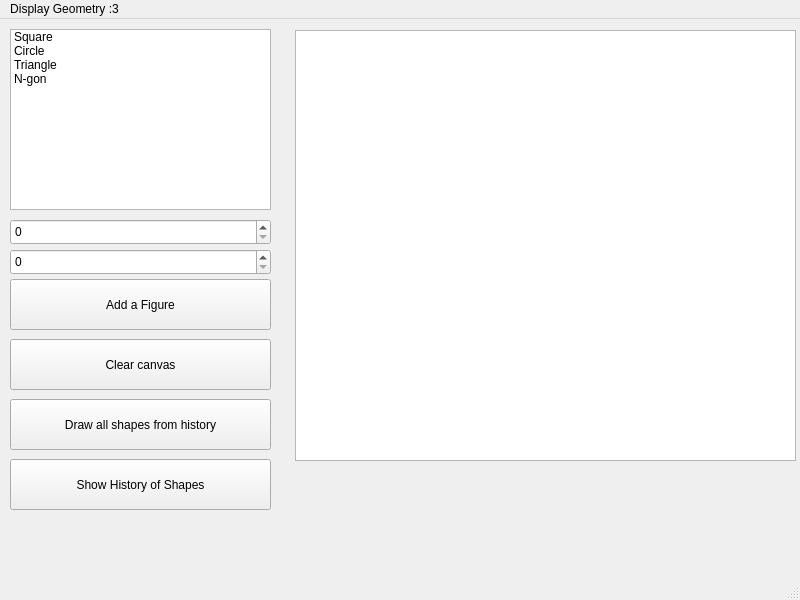
First picture: the form in mainwindow.ui, repository ThisIsTheCarm1ne/Display-2D-geometry, before the edit.
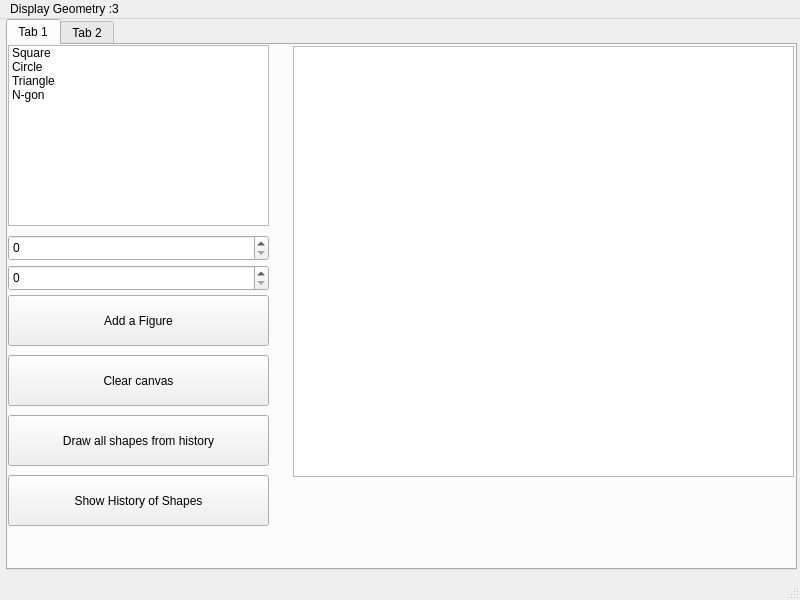
Second picture: the form after the edit. The open tabs and pages were chosen to show the change.

Commit message: Fixing lost work due to me being bad at git bleh

```diff
--- a/mainwindow.ui
+++ b/mainwindow.ui
@@ -14,11 +14,27 @@
    <string>MainWindow</string>
   </property>
   <widget class="QWidget" name="centralwidget">
+   <widget class="QTabWidget" name="tabWidget">
+    <property name="geometry">
+     <rect>
+      <x>6</x>
+      <y>0</y>
+      <width>791</width>
+      <height>551</height>
+     </rect>
+    </property>
+    <property name="currentIndex">
+     <number>1</number>
+    </property>
+    <widget class="QWidget" name="tab">
+     <attribute name="title">
+      <string>Tab 1</string>
+     </attribute>
    <widget class="QPushButton" name="addAShape">
     <property name="geometry">
      <rect>
-      <x>10</x>
-      <y>260</y>
+        <x>0</x>
+        <y>250</y>
       <width>261</width>
       <height>51</height>
      </rect>
@@ -27,11 +43,21 @@
      <string>Add a Figure</string>
     </property>
    </widget>
+     <widget class="QSpinBox" name="size">
+      <property name="geometry">
+       <rect>
+        <x>0</x>
+        <y>190</y>
+        <width>261</width>
+        <height>26</height>
+       </rect>
+      </property>
+     </widget>
    <widget class="QListWidget" name="listOfShapes">
     <property name="geometry">
      <rect>
-      <x>10</x>
-      <y>10</y>
+        <x>0</x>
+        <y>0</y>
       <width>261</width>
       <height>181</height>
      </rect>
@@ -57,21 +83,37 @@
      </property>
     </item>
    </widget>
-   <widget class="QSpinBox" name="size">
+     <widget class="QPushButton" name="showFigureInfoButton">
     <property name="geometry">
      <rect>
-      <x>10</x>
-      <y>200</y>
+        <x>0</x>
+        <y>430</y>
       <width>261</width>
-      <height>26</height>
-     </rect>
+        <height>51</height>
+       </rect>
+      </property>
+      <property name="text">
+       <string>Show History of Shapes</string>
+      </property>
+     </widget>
+     <widget class="QPushButton" name="drawAllFiguresButton">
+      <property name="geometry">
+       <rect>
+        <x>0</x>
+        <y>370</y>
+        <width>261</width>
+        <height>51</height>
+       </rect>
+      </property>
+      <property name="text">
+       <string>Draw all shapes from history</string>
     </property>
    </widget>
    <widget class="QSpinBox" name="rotation">
     <property name="geometry">
      <rect>
-      <x>10</x>
-      <y>230</y>
+        <x>0</x>
+        <y>220</y>
       <width>261</width>
       <height>26</height>
      </rect>
@@ -80,8 +122,8 @@
    <widget class="QGraphicsView" name="graphicsView">
     <property name="geometry">
      <rect>
-      <x>295</x>
-      <y>11</y>
+        <x>285</x>
+        <y>1</y>
       <width>501</width>
       <height>431</height>
      </rect>
@@ -90,8 +132,8 @@
    <widget class="QPushButton" name="clearCanvas">
     <property name="geometry">
      <rect>
-      <x>10</x>
-      <y>320</y>
+        <x>0</x>
+        <y>310</y>
       <width>261</width>
       <height>51</height>
      </rect>
@@ -100,31 +142,38 @@
      <string>Clear canvas</string>
     </property>
    </widget>
-   <widget class="QPushButton" name="showFigureInfoButton">
+    </widget>
+    <widget class="QWidget" name="tab_2">
+     <attribute name="title">
+      <string>Tab 2</string>
+     </attribute>
+     <widget class="QPushButton" name="saveFiguresButton">
     <property name="geometry">
      <rect>
       <x>10</x>
-      <y>440</y>
-      <width>261</width>
-      <height>51</height>
+        <y>144</y>
+        <width>761</width>
+        <height>71</height>
      </rect>
     </property>
     <property name="text">
-     <string>Show History of Shapes</string>
-    </property>
-   </widget>
-   <widget class="QPushButton" name="drawAllFiguresButton">
+       <string>Save Shapes to CSV</string>
+      </property>
+     </widget>
+     <widget class="QPushButton" name="loadFiguresButton">
     <property name="geometry">
      <rect>
       <x>10</x>
-      <y>380</y>
-      <width>261</width>
-      <height>51</height>
+        <y>260</y>
+        <width>761</width>
+        <height>71</height>
      </rect>
     </property>
     <property name="text">
-     <string>Draw all shapes from history</string>
-    </property>
+       <string>Load Shapes From CSV</string>
+      </property>
+     </widget>
+    </widget>
    </widget>
   </widget>
   <widget class="QMenuBar" name="menubar">
```
Lines whose indentation alone changed are shown as unchanged. The commit also changes 1 other file.
